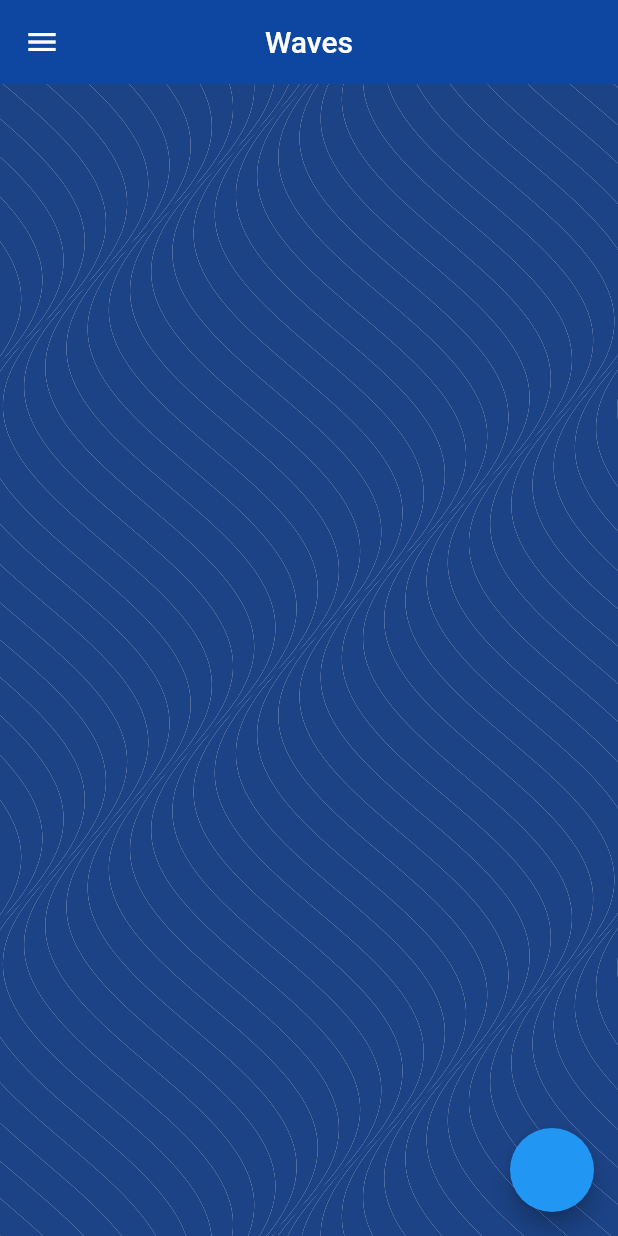
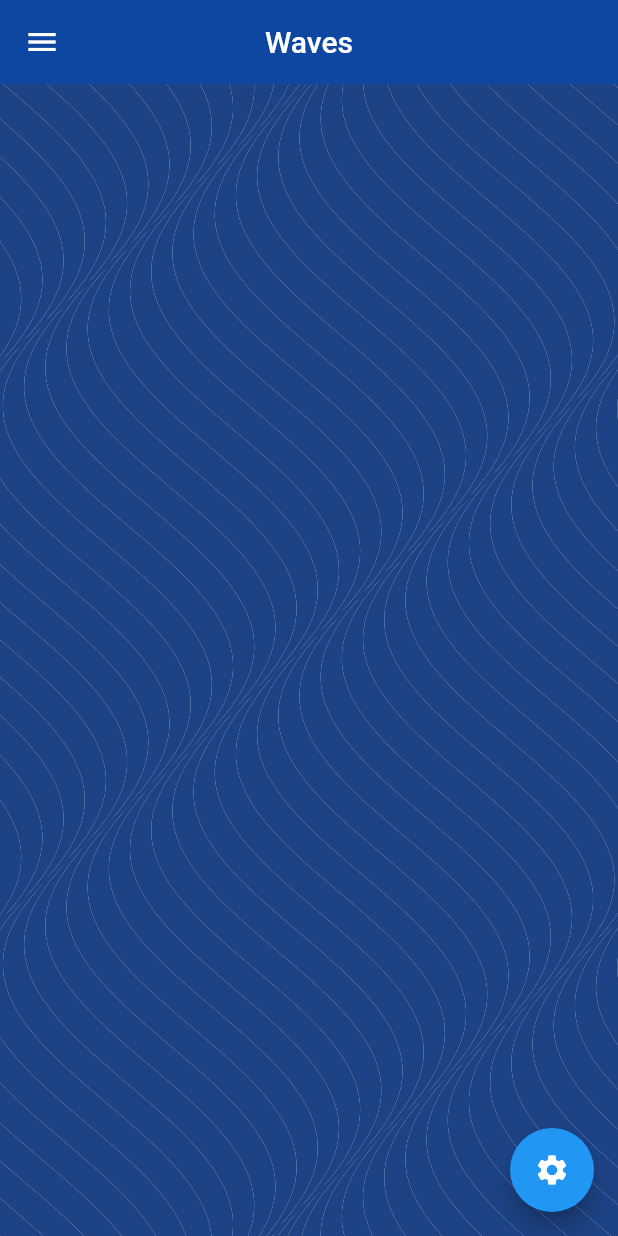
Before and after one commit to baldfatchris/opart_v2, a Flutter app: the screen it shows after launch, on a phone screen of 412 x 824 dp. Run offline on Flutter 3.47's test engine with Material 2 defaults, Android fonts, the phone set to English and light mode, and no system bars; our stand-ins replace flutter_spinkit.

Commit message:
Added generic Settings button (which also refreshes image but doesn't do much else yet. )

```diff
--- a/lib/menu.dart
+++ b/lib/menu.dart
@@ -13,25 +13,34 @@ class OpArtMenu extends StatefulWidget {
 class _OpArtMenuState extends State<OpArtMenu> {
   List<OpArtType> OpArtTypes = [
     OpArtType(name: 'Trees', icon: 'lib/assets/trees.png', widget: OpArtTree()),
-    OpArtType(name: 'Waves', icon: 'lib/assets/waves.png', widget: OpArtWaves()),
-    OpArtType(name: 'Wallpaper', icon: 'lib/assets/wallpaper.png', widget: OpArtWallpaper()),
+    OpArtType(
+        name: 'Waves', icon: 'lib/assets/waves.png', widget: OpArtWaves()),
+    OpArtType(
+        name: 'Wallpaper',
+        icon: 'lib/assets/wallpaper.png',
+        widget: OpArtWallpaper()),
   ];
 
   int currentWidget = Random().nextInt(3);
+  bool showSettings = false;
 
   @override
   void initState() {
     super.initState();
   }
 
-
   @override
   Widget build(BuildContext context) {
+    return Scaffold(
+        floatingActionButton: FloatingActionButton(
+          child: Icon(Icons.settings),
+          onPressed: () {
+            setState(() {
+              showSettings = !showSettings;
 
-    return Scaffold(
-      floatingActionButton: FloatingActionButton(onPressed: (){setState(() {
-
-      });},),
+            });
+          },
+        ),
         drawer: Drawer(
             // Add a ListView to the drawer. This ensures the user can scroll
             // through the options in the drawer if there isn't enough vertical
@@ -49,7 +58,6 @@ int currentWidget = Random().nextInt(3);
                       currentWidget = index;
                       Navigator.pop(context);
                     });
-
                   },
                   title: Text(OpArtTypes[index].name),
                   leading: CircleAvatar(
@@ -59,8 +67,7 @@ int currentWidget = Random().nextInt(3);
               ),
             );
           },
-            )
-        ),
+        )),
         backgroundColor: Colors.grey[200],
         appBar: AppBar(
           backgroundColor: Colors.blue[900],
@@ -68,11 +75,20 @@ int currentWidget = Random().nextInt(3);
           centerTitle: true,
           elevation: 0,
         ),
-        body: OpArtTypes[currentWidget].widget);
+        body: !showSettings
+            ? OpArtTypes[currentWidget].widget
+            : SafeArea(
+              child: Container(height: MediaQuery.of(context).size.height,
+                child: ListView(
+                    children: [
+                      Container(height: MediaQuery.of(context).size.height*0.6,child: OpArtTypes[currentWidget].widget),
+                      Text('These are the settings')
+                    ]),
+              ),
+            ));
 
   }
 }
-
 
 class OpArtType {
   String name;
@@ -80,5 +96,4 @@ class OpArtType {
   Widget widget;
 
   OpArtType({this.name, this.icon, this.widget});
-
 }
```
Lines whose indentation alone changed are shown as unchanged.
